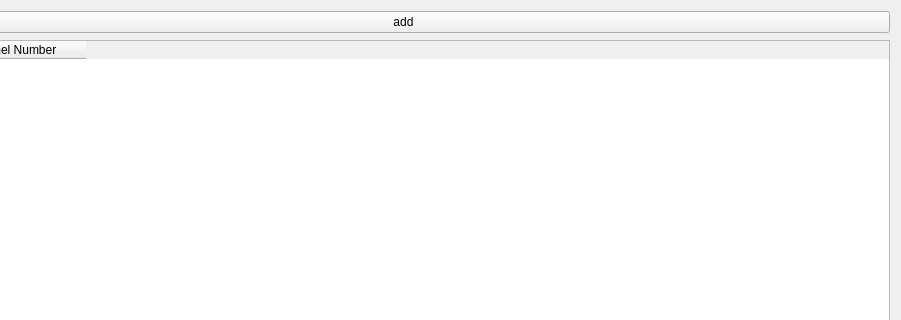
Qt form src/ATE_spyder/ate_spyder/widgets/actions_on/program/SignalToChannelTab.ui (Semi-ATE/Semi-ATE) before a commit; both pictures show x 226 to 1127 and y 0 to 320 of the 1127 by 480 pixel window.
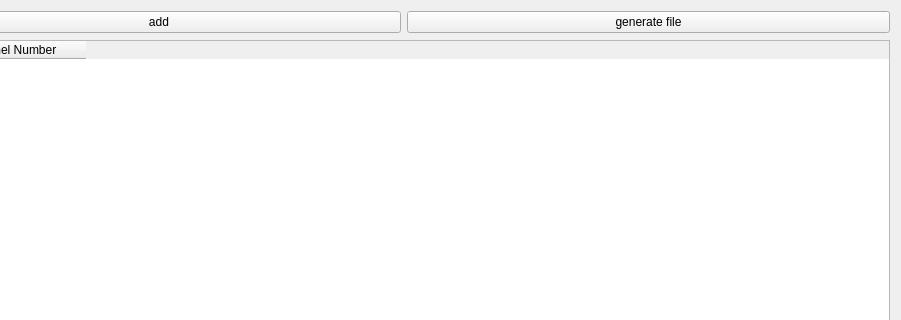
The same form after that commit.

Diff of the .ui file:
```diff
--- a/src/ATE_spyder/ate_spyder/widgets/actions_on/program/SignalToChannelTab.ui
+++ b/src/ATE_spyder/ate_spyder/widgets/actions_on/program/SignalToChannelTab.ui
@@ -95,6 +95,13 @@
        </property>
       </widget>
      </item>
+     <item>
+      <widget class="QPushButton" name="generate_button">
+       <property name="text">
+        <string>generate file</string>
+       </property>
+      </widget>
+     </item>
     </layout>
    </item>
   </layout>
```
